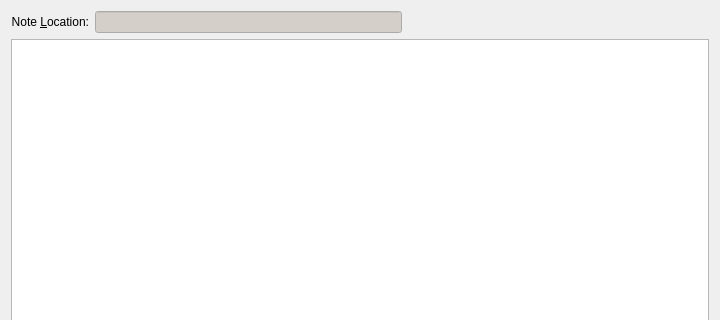
Old version of the form programs/KJVCanOpener/KJVNoteEditDlg.ui in the repository dewhisna/KingJamesPureBibleSearch; both pictures show x 0 to 720 and y 0 to 320 of the 720 by 480 pixel window.
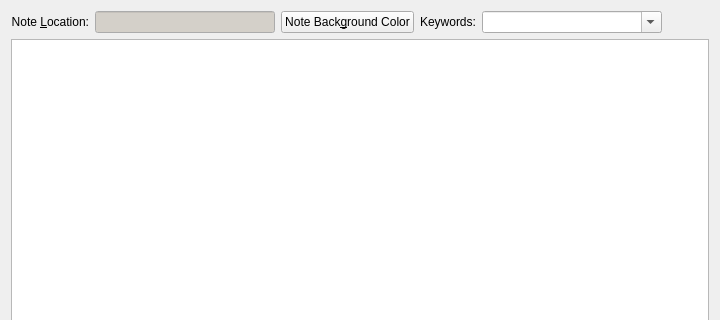
New version of the form.

Commit message: Got the notes cleaned up.  Better ToolBar button icons for adding/editing/removing, etc.  Decent rendering in document with link following for expand/collapse.  Added isVisible and backgroundColor attributes to the CUserNoteEntry.  All basic functionality of the Notes is working pretty well.  Though only have the Keywords sketched in -- still get to decide how to finish that.  Still need to implement the rest of persistent settings for the Notes Editor.  And lots of small bugs and quirks to contend with, but the notes are basically complete.

```diff
--- a/programs/KJVCanOpener/KJVNoteEditDlg.ui
+++ b/programs/KJVCanOpener/KJVNoteEditDlg.ui
@@ -102,13 +102,55 @@
       </widget>
      </item>
      <item>
-      <spacer name="horizontalSpacer">
+      <widget class="QPushButton" name="buttonBackgroundColor">
+       <property name="text">
+        <string>Note Back&amp;ground Color</string>
+       </property>
+      </widget>
+     </item>
+     <item>
+      <widget class="QLabel" name="lblKeywords">
+       <property name="text">
+        <string>Keywords:</string>
+       </property>
+       <property name="buddy">
+        <cstring>comboKeywords</cstring>
+       </property>
+      </widget>
+     </item>
+     <item>
+      <widget class="QComboBox" name="comboKeywords">
+       <property name="sizePolicy">
+        <sizepolicy hsizetype="Minimum" vsizetype="Fixed">
+         <horstretch>0</horstretch>
+         <verstretch>0</verstretch>
+        </sizepolicy>
+       </property>
+       <property name="minimumSize">
+        <size>
+         <width>180</width>
+         <height>0</height>
+        </size>
+       </property>
+       <property name="editable">
+        <bool>true</bool>
+       </property>
+       <property name="insertPolicy">
+        <enum>QComboBox::InsertAlphabetically</enum>
+       </property>
+       <property name="sizeAdjustPolicy">
+        <enum>QComboBox::AdjustToContents</enum>
+       </property>
+      </widget>
+     </item>
+     <item>
+      <spacer name="horizontalSpacer_2">
        <property name="orientation">
         <enum>Qt::Horizontal</enum>
        </property>
        <property name="sizeHint" stdset="0">
         <size>
-         <width>40</width>
+         <width>18</width>
          <height>20</height>
         </size>
        </property>
```
The commit also changes 18 other files.
